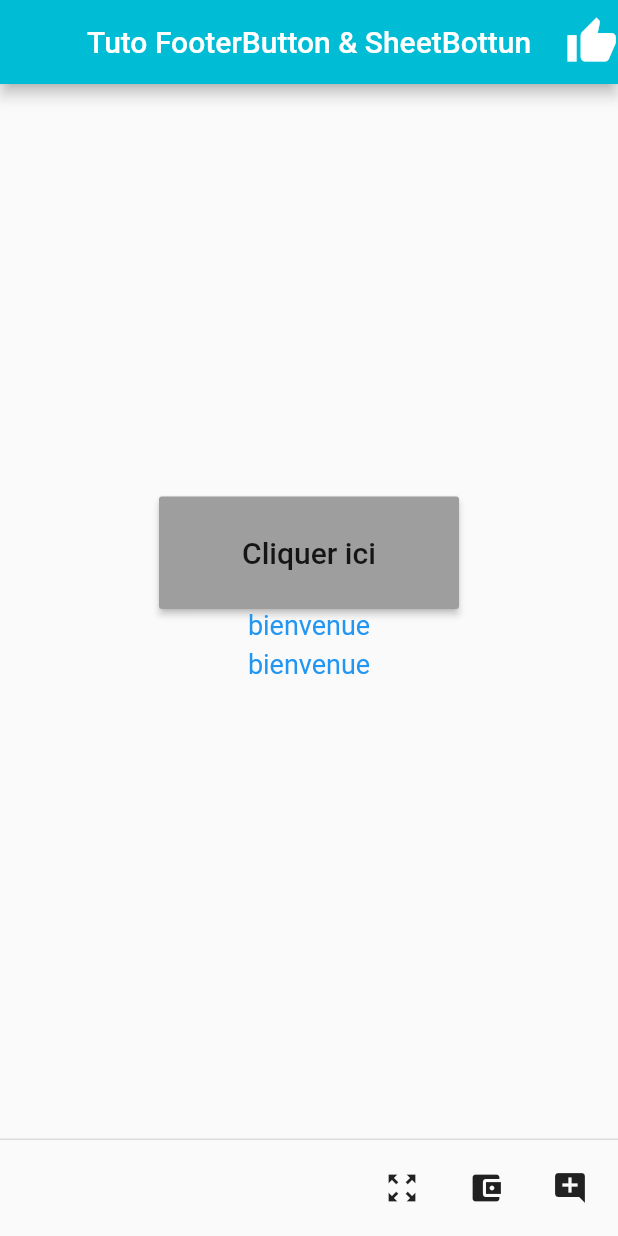
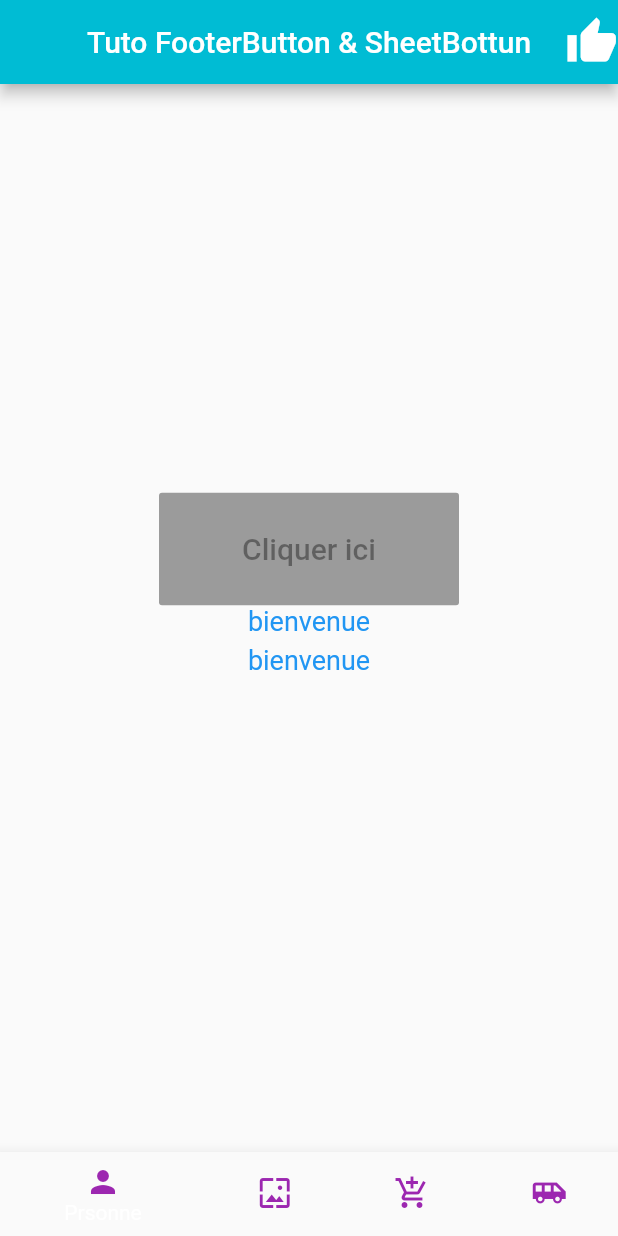
Before and after one commit to JamelChatti/NewProject, a Flutter app: the screen it shows after launch, on a phone screen of 412 x 824 dp. Run offline on Flutter 3.47's test engine with Material 2 defaults, Android fonts, the phone set to English and light mode, and no system bars.

```diff
--- a/lib/main.dart
+++ b/lib/main.dart
@@ -23,38 +23,24 @@ class GestionFacture extends StatefulWidget {
 }
 
 class _GestionFactureState extends State<GestionFacture> {
+  List<BottomNavigationBarItem> _item;
+  int _id = 0;
   String value = '';
 
-  void show(String a) {
-    setState(() {
-      value = a;
-    });
-  }
-
-  void shows(String a) => setState(() => value = a);
-
-  void bouton_Sheet (){
-    showModalBottomSheet(context: context, builder: (BuildContext context){
-
-      return Container(
-        padding: EdgeInsets.all(20),
-        child: Row(
-          mainAxisAlignment: MainAxisAlignment.center,
-          children: <Widget>[
-
-            Text(
-              'Soyez le bienvenue',
-              style: TextStyle(
-                color: Colors.blue,
-                fontSize: 18,
-
-              ),
-            ),
-          ],
-        ),
-      );
-    }
-    );
+  void initState() {
+    _item = new List();
+    _item.add(BottomNavigationBarItem(
+        icon: Icon(Icons.person, color: Colors.purple),
+        title: Text('Prsonne')));
+    _item.add(BottomNavigationBarItem(
+        icon: Icon(Icons.wallpaper, color: Colors.purple),
+        title: Text('Vendredi')));
+    _item.add(BottomNavigationBarItem(
+        icon: Icon(Icons.add_shopping_cart, color: Colors.purple),
+        title: Text('Shopping')));
+    _item.add(BottomNavigationBarItem(
+        icon: Icon(Icons.airport_shuttle, color: Colors.purple),
+        title: Text('Un bus')));
   }
 
   @override
@@ -71,22 +57,6 @@ class _GestionFactureState extends State<GestionFacture> {
           ),
         ],
       ),
-        persistentFooterButtons: <Widget>[
-          IconButton(
-            icon: Icon(
-              Icons.zoom_out_map,
-            ),
-            onPressed: () => show('Zoom map'),
-          ),
-          IconButton(
-            icon: Icon(Icons.account_balance_wallet),
-            onPressed: () => shows('info bank'),
-          ),
-          IconButton(
-            icon: Icon(Icons.add_comment),
-            onPressed: () => show('Credit info'),
-          ),
-        ],
       body: Center(
         child: Column(
           mainAxisAlignment: MainAxisAlignment.center,
@@ -95,9 +65,16 @@ class _GestionFactureState extends State<GestionFacture> {
               minWidth: 200.0,
               height: 75.0,
               buttonColor: Colors.grey,
-            child: RaisedButton(onPressed: bouton_Sheet , child: Text('Cliquer ici', style: TextStyle(fontSize: 20, ), ),),
+              child: RaisedButton(
+                onPressed: null,
+                child: Text(
+                  'Cliquer ici',
+                  style: TextStyle(
+                    fontSize: 20,
                   ),
-
+                ),
+              ),
+            ),
             Text(
               'bienvenue',
               style: TextStyle(
@@ -121,8 +98,8 @@ class _GestionFactureState extends State<GestionFacture> {
             Text(
               '$value',
               style: TextStyle(
-                  color: Colors.blue,
-                  fontSize: 18,
+                color: Colors.red,
+                fontSize: 30,
               ),
             ),
             Padding(
@@ -130,6 +107,19 @@ class _GestionFactureState extends State<GestionFacture> {
             ),
           ],
         ),
-        ));
+      ),
+      bottomNavigationBar: BottomNavigationBar(
+        items: _item,
+        currentIndex: _id,
+        onTap: (int item) {
+          setState(() {
+            _id = item;
+            int a = _id+1;
+            value = 'clic sur ${a.toString()}';
+          });
+        },
+      ),
+    );
+    //barre de navigation
   }
 }
```
Lines whose indentation alone changed are shown as unchanged.
